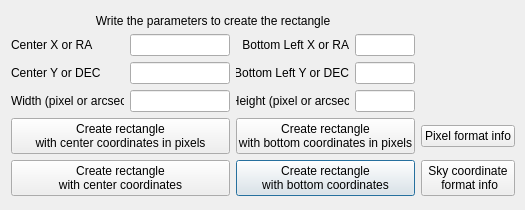
This is astrocabtools/mrs_subviz/src/ui/rectangleCreation.ui in AlejandroGorgues/AstroCabTools as Qt 5 draws it before an edit. The edited form follows.
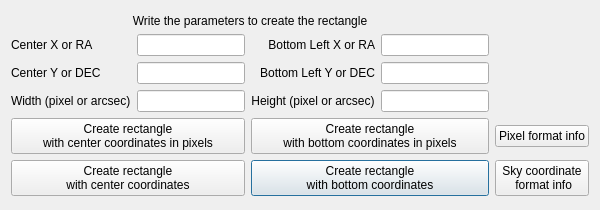
This is the edited form.

The edit to the form file:
```diff
--- a/astrocabtools/mrs_subviz/src/ui/rectangleCreation.ui
+++ b/astrocabtools/mrs_subviz/src/ui/rectangleCreation.ui
@@ -6,13 +6,13 @@
    <rect>
     <x>0</x>
     <y>0</y>
-    <width>525</width>
+    <width>600</width>
     <height>210</height>
    </rect>
   </property>
   <property name="minimumSize">
    <size>
-    <width>525</width>
+    <width>600</width>
     <height>210</height>
    </size>
   </property>
```
